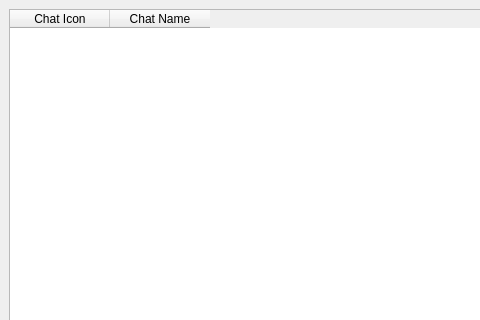
This is form/mainwindow.ui in KingStomach/P5RTableEditorForChinese as Qt 5 draws it before an edit; both pictures show x 0 to 480 and y 0 to 320 of the 800 by 600 pixel window. The edited form follows.
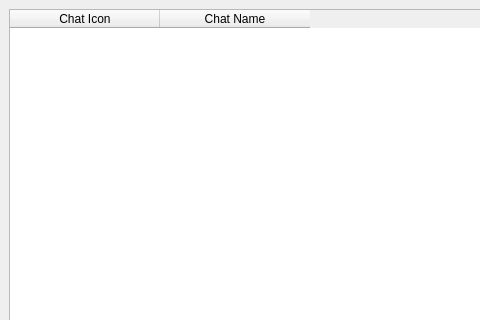
This is the edited form.

Patch:
```diff
--- a/form/mainwindow.ui
+++ b/form/mainwindow.ui
@@ -23,6 +23,9 @@
       <attribute name="horizontalHeaderCascadingSectionResizes">
        <bool>false</bool>
       </attribute>
+      <attribute name="horizontalHeaderDefaultSectionSize">
+       <number>150</number>
+      </attribute>
       <column>
        <property name="text">
         <string>Chat Icon</string>
```
